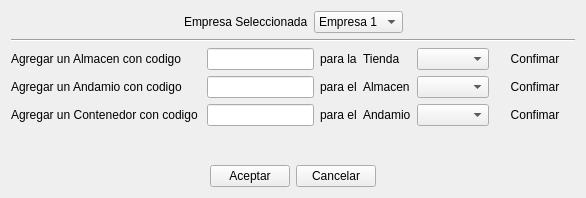
The window that ui_almacen_opciones.ui (benArambide/ProyFinal-IS2) describes before a commit, drawn with Qt 5.
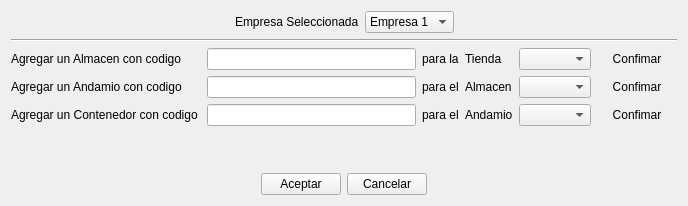
The same window after the commit. Icons and pictures are not drawn.

Diff of the .ui file:
```diff
--- a/ui_almacen_opciones.ui
+++ b/ui_almacen_opciones.ui
@@ -6,8 +6,8 @@
    <rect>
     <x>0</x>
     <y>0</y>
-    <width>586</width>
-    <height>198</height>
+    <width>688</width>
+    <height>206</height>
    </rect>
   </property>
   <property name="windowTitle">
```
Left out of the diff: 20 changed lines with no effect on the pictures.
